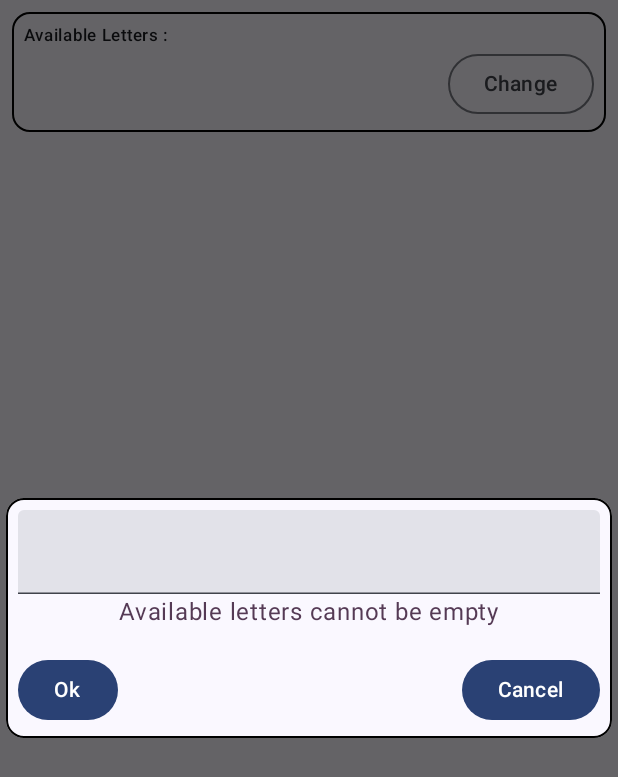
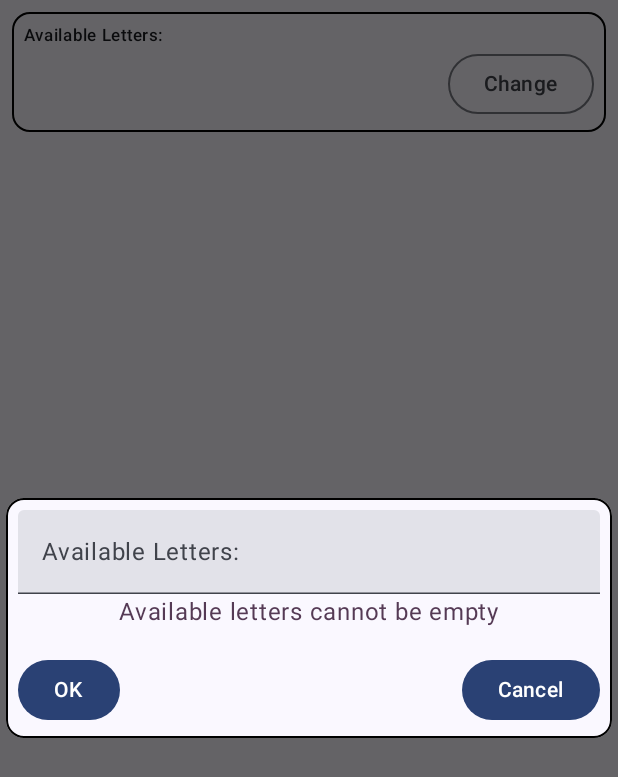
Before and after one commit to s-ball/lettersword, an Android app built with Jetpack Compose: the screen it shows after launch (MainActivity), after a tap on "Cancel", on a phone screen of 412 x 824 dp. Shown: the top 777 px of the screen. Run offline under Robolectric (Android 15) with nearby library versions, the phone set to English and light mode, and no system bars; 1 other tap on this screen came first.

Commit message:
Add French string resources.

```diff
--- a/LettersWord/src/main/java/org/s_ball/lettersword/ui/LettersDialog.kt
+++ b/LettersWord/src/main/java/org/s_ball/lettersword/ui/LettersDialog.kt
@@ -19,9 +19,12 @@ import androidx.compose.runtime.setValue
 import androidx.compose.ui.Alignment
 import androidx.compose.ui.Modifier
 import androidx.compose.ui.graphics.Color
+import androidx.compose.ui.platform.LocalContext
+import androidx.compose.ui.res.stringResource
 import androidx.compose.ui.tooling.preview.Preview
 import androidx.compose.ui.unit.dp
 import androidx.compose.ui.window.Dialog
+import org.s_ball.lettersword.R
 
 
 @Composable
@@ -34,9 +37,11 @@ fun LettersDialog (
 ) {
     var text by remember { mutableStateOf(orig) }
     var msg by remember { mutableStateOf(previewMsg) }
+    val context = LocalContext.current
+
     fun doClose() {
         if (orig.isEmpty()) {
-            msg = "Available letters cannot be empty"
+            msg = context.getString(R.string.available_letters_cannot_be_empty)
         }
         else {
             msg = ""
@@ -45,7 +50,7 @@ fun LettersDialog (
     }
     fun doValid(text: String) {
         if (text.isEmpty()) {
-            msg = "Available letters cannot be empty"
+            msg = context.getString(R.string.available_letters_cannot_be_empty)
         }
         else {
             onValid(text)
@@ -60,20 +65,26 @@ fun LettersDialog (
             border = BorderStroke(
                 width = 1.dp, color = Color.Black
             ),
-            modifier = modifier.fillMaxWidth().padding(4.dp)
+            modifier = modifier
+                .fillMaxWidth()
+                .padding(4.dp)
         ) {
             Column(
-                modifier = Modifier.fillMaxWidth()
+                modifier = Modifier
+                    .fillMaxWidth()
                     .padding(8.dp)
             ) {
                 TextField(
                     value = text,
+                    label = {
+                        Text(text = context.getString( R.string.available_letters))
+                    },
                     onValueChange = {
                         if ('\r' in it || '\n' in it) {
                             doValid(text)
                         }
                         else if (it.find { c ->  !c.isLetter() } != null) {
-                            msg = "Only letters are allowed"
+                            msg = context.getString(R.string.only_letters_are_allowed)
                         }
                         else if (text != it){
                             msg = ""
@@ -98,13 +109,13 @@ fun LettersDialog (
                             doValid(text)
                         }
                     ) {
-                        Text("Ok")
+                        Text(stringResource(R.string.ok))
                     }
                     Spacer(Modifier.weight(1f))
                     Button(
                         onClick = { doClose() },
                     ) {
-                        Text("Cancel")
+                        Text(stringResource(R.string.cancel))
                     }
                 }
             }
--- a/LettersWord/src/main/java/org/s_ball/lettersword/ui/WordsView.kt
+++ b/LettersWord/src/main/java/org/s_ball/lettersword/ui/WordsView.kt
@@ -20,8 +20,10 @@ import androidx.compose.runtime.setValue
 import androidx.compose.ui.Alignment
 import androidx.compose.ui.Modifier
 import androidx.compose.ui.graphics.Color
+import androidx.compose.ui.res.stringResource
 import androidx.compose.ui.tooling.preview.Preview
 import androidx.compose.ui.unit.dp
+import org.s_ball.lettersword.R
 import org.s_ball.lettersword.data.WordsRepository
 import org.s_ball.lettersword.ui.theme.LettersWordTheme
 import org.s_ball.lettersword.ui.theme.Typography
@@ -53,16 +55,18 @@ fun WordsView(model: WordsViewModel, modifier: Modifier = Modifier) {
             modifier = modifier.fillMaxWidth()
         ) {
                 Column(
-                    modifier = Modifier.fillMaxWidth()
+                    modifier = Modifier
+                        .fillMaxWidth()
                         .padding(8.dp)
                 ) {
                     Text(
-                        "Available Letters :",
+                        stringResource(R.string.available_letters),
                         style = Typography.labelSmall,
                         modifier = Modifier.fillMaxWidth()
                     )
                     Row(
-                        modifier = Modifier.padding(0.dp)
+                        modifier = Modifier
+                            .padding(0.dp)
                             .fillMaxWidth()
                     ) {
                         Box(
@@ -81,7 +85,7 @@ fun WordsView(model: WordsViewModel, modifier: Modifier = Modifier) {
                             modifier = Modifier.align(Alignment.CenterVertically)
                         ) {
                             Text(
-                                text = "Change",
+                                text = stringResource(R.string.change),
                             )
                         }
                     }
@@ -95,12 +99,13 @@ fun WordsView(model: WordsViewModel, modifier: Modifier = Modifier) {
                 modifier = modifier.fillMaxWidth()
             ) {
                 Column(
-                    modifier = Modifier.fillMaxWidth()
+                    modifier = Modifier
+                        .fillMaxWidth()
                         .padding(8.dp)
 
                 ) {
                     Text(
-                        "Mask to search (use _ for unknown - eg _a_) :",
+                        stringResource(R.string.mask_to_search),
                         style = Typography.labelSmall
                     )
                     Row {
@@ -110,20 +115,24 @@ fun WordsView(model: WordsViewModel, modifier: Modifier = Modifier) {
                                 mask = it
                             },
                             textStyle = Typography.displayMedium,
-                            modifier = Modifier.weight(1f)
+                            modifier = Modifier
+                                .weight(1f)
                                 .padding(end = 8.dp)
                         )
                         OutlinedButton(
                             onClick = { model.onMaskChange(mask) },
                             modifier = Modifier.align(Alignment.CenterVertically)
                         ) {
-                            Text("Search",
+                            Text(
+                                stringResource(R.string.search),
                             )
                         }
                     }
                 }
             }
-            LazyColumn (modifier = modifier.padding(8.dp).fillMaxWidth()){
+            LazyColumn (modifier = modifier
+                .padding(8.dp)
+                .fillMaxWidth()){
                 items(model.uiState.wordList.value) { word ->
                     Text(word, modifier = Modifier.padding(start = 12.dp))
                 }
--- a/LettersWord/src/main/res/values/strings.xml
+++ b/LettersWord/src/main/res/values/strings.xml
@@ -1,3 +1,11 @@
 <resources>
     <string name="app_name">LettersWord</string>
+    <string name="available_letters_cannot_be_empty">Available letters cannot be empty</string>
+    <string name="only_letters_are_allowed">Only letters are allowed</string>
+    <string name="ok">OK</string>
+    <string name="cancel">Cancel</string>
+    <string name="available_letters">Available Letters:</string>
+    <string name="change">Change</string>
+    <string name="search">Search</string>
+    <string name="mask_to_search">Mask to search (use _ for unknown - eg _a_):</string>
 </resources>
```
Also changed, not shown: 1 other file.
